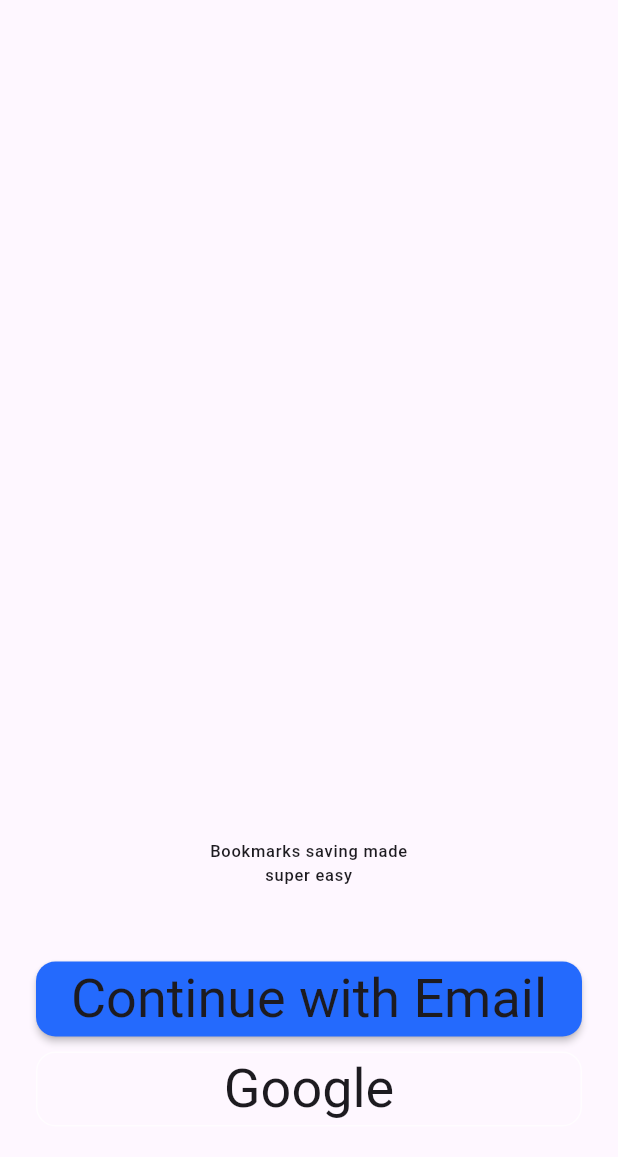
After one commit to sam-shot/smart_save, a Flutter app: the AuthView screen opened directly, on a phone screen of 412 x 824 dp. The commit adds this screen. Shown: the top 1157 px of the screen. Run offline on Flutter 3.47's test engine with Material 3 defaults, Android fonts, the phone set to English and light mode, and no system bars; our stand-ins replace flutter_svg, gap, google_fonts; missing offline and left inert: ficonsax.

```diff
--- /dev/null
+++ b/lib/src/features/auth/presentation/views/auth_view.dart
@@ -0,0 +1,59 @@
+import 'package:ficonsax/ficonsax.dart';
+import 'package:flutter/material.dart';
+import 'package:flutter_svg/flutter_svg.dart';
+import 'package:gap/gap.dart';
+import 'package:smart_save/src/core/extensions/context.extension.dart';
+import 'package:smart_save/src/features/auth/presentation/views/login_view.dart';
+import 'package:smart_save/src/shared/constants/app_assets.dart';
+import 'package:smart_save/src/shared/widgets/button.dart';
+
+class AuthView extends StatelessWidget {
+  const AuthView({super.key});
+
+  @override
+  Widget build(BuildContext context) {
+    return Scaffold(
+      body: SafeArea(
+        child: Padding(
+          padding: const EdgeInsets.symmetric(horizontal: 24),
+          child: Column(
+            crossAxisAlignment: CrossAxisAlignment.center,
+            children: [
+              const Spacer(),
+              Align(
+                child: Text(
+                  "Bookmarks saving made \nsuper easy",
+                  style: context.medium20,
+                  textAlign: TextAlign.center,
+                ),
+              ),
+              const Gap(50),
+              AppButton(
+                text: "Continue with Email",
+                icon: const Icon(IconsaxOutline.add),
+                onPressed: () => context.push(const LoginView()),
+              ),
+              const Gap(10),
+              AppButton(
+                text: "Google",
+                icon: SvgPicture.asset(AppAsset.googleLogo),
+                onPressed: () {},
+                type: ButtonType.outlined,
+              ),
+              const Gap(20),
+              Text(
+                "By continuing, you agree to our Terms of Service and Privacy Policy",
+                style: context.normal12.copyWith(
+                  color: Colors.white.withOpacity(0.7),
+                  fontSize: 10,
+                ),
+                textAlign: TextAlign.center,
+              ),
+              const Gap(40),
+            ],
+          ),
+        ),
+      ),
+    );
+  }
+}
--- /dev/null
+++ b/lib/src/shared/constants/app_assets.dart
@@ -0,0 +1,7 @@
+abstract class AppAsset {
+  AppAsset._();
+
+  //SVGs
+
+  static String googleLogo = "assets/svgs/google.svg";
+}
```
Also changed, not shown: lib/src/core/config/theme/theme_data.dart (+39 -11 lines), lib/src/core/extensions/context.extension.dart (added, +52 -0 lines), lib/src/core/routes/app_navigation.dart (added, +28 -0 lines), pubspec.yaml (+7 -35 lines), assets/svgs/google.svg (added).
